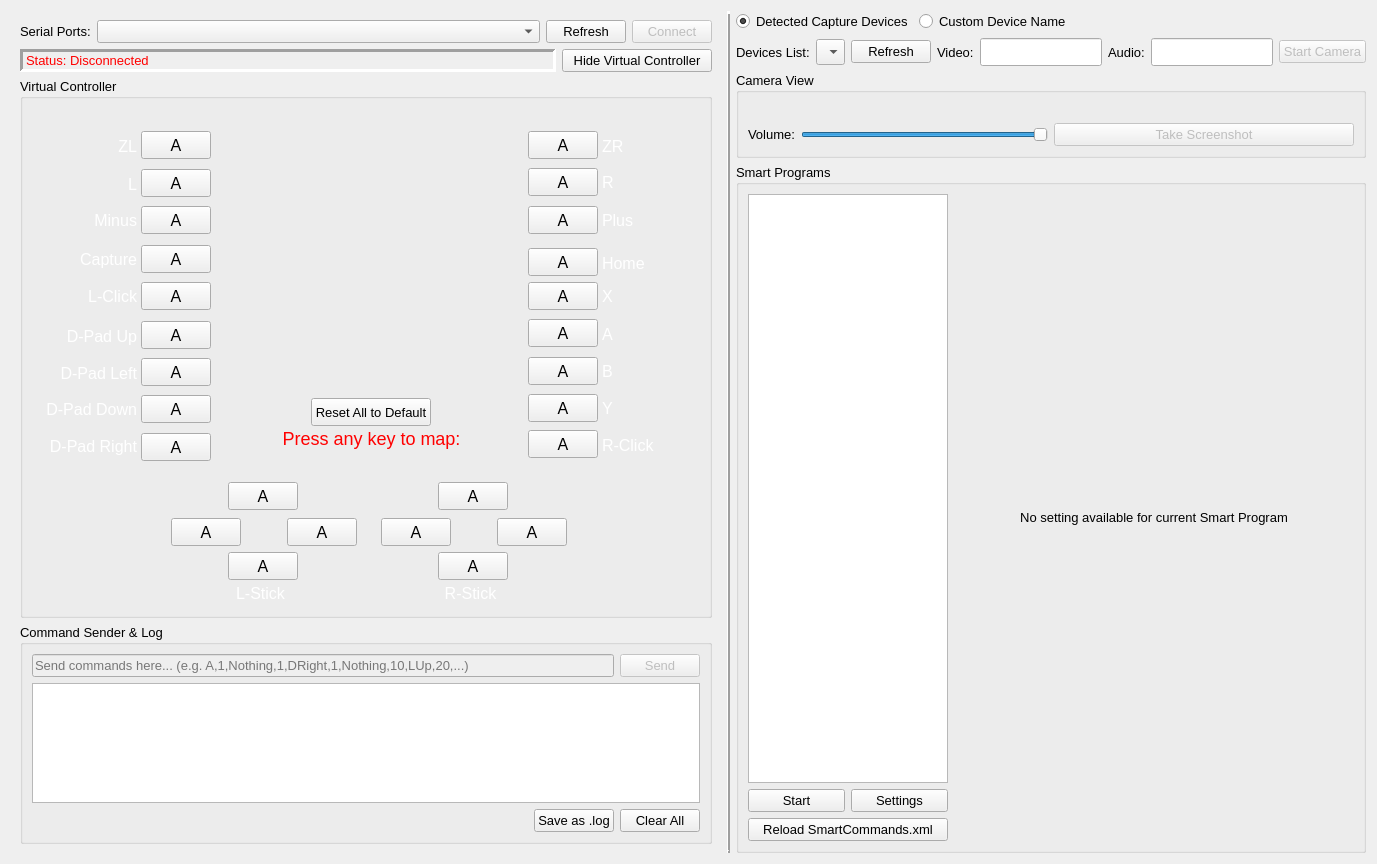
Above: remotecontrollerwindow.ui from brianuuu/AutoControllerHelper before the change. Below: the same form after it.
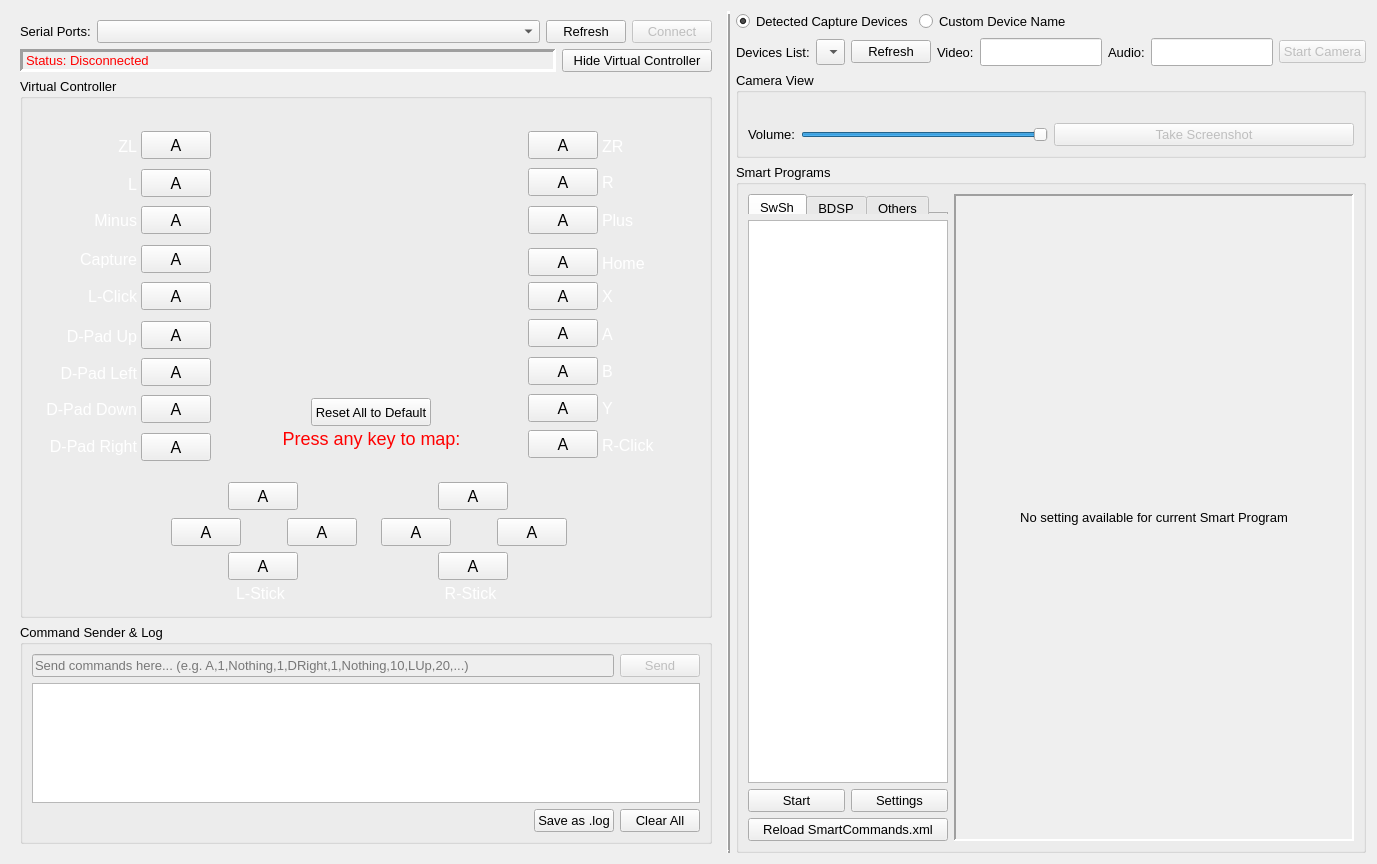
That is the form after the change. The open tabs and pages were chosen to show the change. Icons and pictures are not drawn. Custom widgets are drawn as their Qt base class.

Commit message: Added SmartBDSPDialgaPalkia, first pass

Diff of the .ui file:
```diff
--- a/remotecontrollerwindow.ui
+++ b/remotecontrollerwindow.ui
@@ -1571,6 +1571,40 @@
          <layout class="QHBoxLayout" name="horizontalLayout_6">
           <item>
            <layout class="QVBoxLayout" name="verticalLayout_6">
+            <item>
+             <widget class="QTabWidget" name="TW_SmartProgram">
+              <property name="minimumSize">
+               <size>
+                <width>0</width>
+                <height>20</height>
+               </size>
+              </property>
+              <property name="maximumSize">
+               <size>
+                <width>16777215</width>
+                <height>20</height>
+               </size>
+              </property>
+              <property name="currentIndex">
+               <number>0</number>
+              </property>
+              <widget class="QWidget" name="tab">
+               <attribute name="title">
+                <string>SwSh</string>
+               </attribute>
+              </widget>
+              <widget class="QWidget" name="tab_2">
+               <attribute name="title">
+                <string>BDSP</string>
+               </attribute>
+              </widget>
+              <widget class="QWidget" name="tab_3">
+               <attribute name="title">
+                <string>Others</string>
+               </attribute>
+              </widget>
+             </widget>
+            </item>
             <item>
              <widget class="QListWidget" name="LW_SmartProgram">
               <property name="sizePolicy">
@@ -1636,14 +1670,51 @@
             </property>
             <widget class="QWidget" name="page">
              <layout class="QVBoxLayout" name="verticalLayout_7">
+              <property name="leftMargin">
+               <number>0</number>
+              </property>
+              <property name="topMargin">
+               <number>0</number>
+              </property>
+              <property name="rightMargin">
+               <number>0</number>
+              </property>
+              <property name="bottomMargin">
+               <number>0</number>
+              </property>
               <item>
-               <widget class="QLabel" name="label_25">
-                <property name="text">
-                 <string>No setting available for current Smart Program</string>
+               <widget class="QScrollArea" name="scrollArea_7">
+                <property name="frameShape">
+                 <enum>QFrame::Panel</enum>
                 </property>
-                <property name="alignment">
-                 <set>Qt::AlignCenter</set>
+                <property name="lineWidth">
+                 <number>2</number>
                 </property>
+                <property name="widgetResizable">
+                 <bool>true</bool>
+                </property>
+                <widget class="QWidget" name="scrollAreaWidgetContents_7">
+                 <property name="geometry">
+                  <rect>
+                   <x>0</x>
+                   <y>0</y>
+                   <width>428</width>
+                   <height>317</height>
+                  </rect>
+                 </property>
+                 <layout class="QVBoxLayout" name="verticalLayout_20">
+                  <item>
+                   <widget class="QLabel" name="label_25">
+                    <property name="text">
+                     <string>No setting available for current Smart Program</string>
+                    </property>
+                    <property name="alignment">
+                     <set>Qt::AlignCenter</set>
+                    </property>
+                   </widget>
+                  </item>
+                 </layout>
+                </widget>
                </widget>
               </item>
              </layout>
```
Left out of the diff: 4 changed lines with no effect on the pictures. The commit also changes 7 other files.
